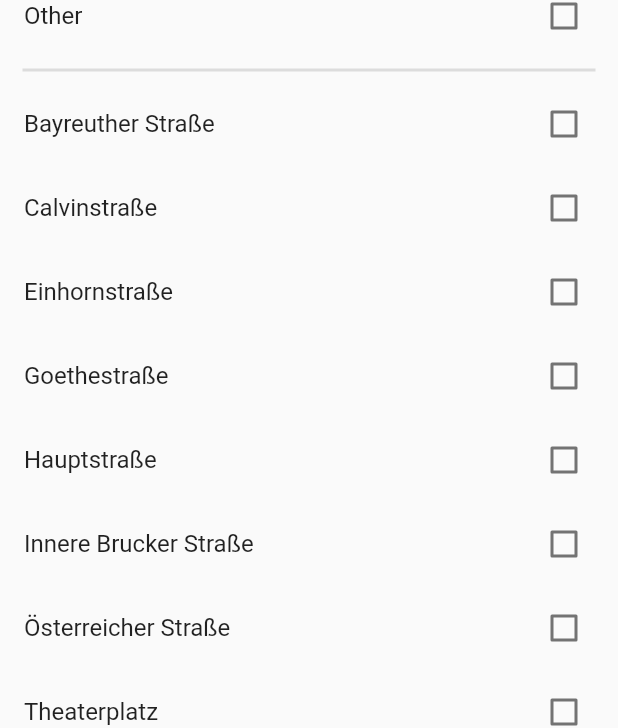
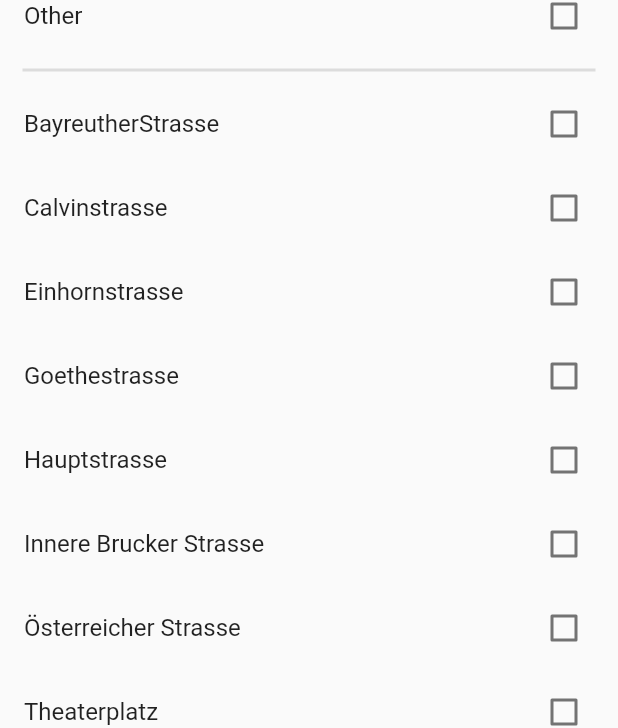
Before and after one commit to eng-stolpersteine/StolpersteineErlangen, a Flutter app: the FilterScreen widget shown alone on an empty page, opened directly, on a phone screen of 412 x 824 dp. Shown: the part 362-1090 px from the top of the screen. Run offline on Flutter 3.47's test engine with Material 2 defaults, Android fonts, the light colour scheme and no system bars; our stand-ins replace audioplayers, google_fonts, hive, hive_flutter, photo_view; accounts and stored records are empty.

Commit message:
Filter rewrite. Final

```diff
--- /dev/null
+++ b/StolpersteineErlangen/lib/Data/FilterData.dart
@@ -0,0 +1,38 @@
+List<String> deportation_filters =
+[
+  "Auschwitz",
+  "Dachau",
+  "Erlangen",
+  "Theresienstadt",
+  "Other",
+];
+
+List<String> location_filters =
+[
+  "BayreutherStrasse",
+  "Calvinstrasse",
+  "Einhornstrasse",
+  "Goethestrasse",
+  "Hauptstrasse",
+  "Innere Brucker Strasse",
+  "Österreicher Strasse",
+  "Theaterplatz",
+];
+
+List<String> family_filters =
+[
+  "Bauer",
+  "Benesi",
+  "Cohn",
+  "Dreifuss",
+  "Fleischhauer",
+  "Heyer",
+  "Katz",
+  "Rotenstein",
+  "Uhlfelder",
+  "Vissing",
+  "Wassermann",
+  "Weglein",
+  "Weinstock",
+  "Wild",
+];
--- a/StolpersteineErlangen/lib/Data/HIveBoxes.dart
+++ b/StolpersteineErlangen/lib/Data/HIveBoxes.dart
@@ -1,5 +1,3 @@
 String filterBox = "Filters";
 String settingsBox = "Settings";
 String favoritesBox = "Favorites";
-String favoriteStolperBox = "FavoriteStolpersteine";
-String favoriteHistoryBox = "FavoriteHistory";
--- /dev/null
+++ b/StolpersteineErlangen/lib/Data/StolpersteinData/StolpersteinFilterData.dart
@@ -0,0 +1,30 @@
+List<List<String>> stolperstein_filters =
+[
+  ["Other", "Theaterplatz", "Bauer"],
+  ["Other", "Hauptstrasse", "Bauer"],
+  ["Other", "Hauptstrasse", "Bauer"],
+  ["Other", "Theaterplatz", "Bauer"],
+  ["Other", "Hauptstrasse", "Benesi"],
+  ["Other", "Hauptstrasse", "Benesi"],
+  ["Other", "Hauptstrasse", "Benesi"],
+  ["Other", "Hauptstrasse", "Benesi"],
+  ["Other", "Hauptstrasse", "Benesi"],
+  ["Erlangen", "Bayreuther Strasse", "Cohn"],
+  ["Other", "Hauptstrasse", "Cohn"],
+  ["Theresienstadt", "Hauptstrasse", "Dreifuss"],
+  ["Other", "Hauptstrasse", "Fleischhauer"],
+  ["Dachau", "Österreicher Strasse", "Heyer"],
+  ["Other", "Hauptstrasse", "Katz"],
+  ["Other", "Hauptstrasse", "Rotenstein"],
+  ["Other", "Hauptstrasse", "Rotenstein"],
+  ["Other", "Hauptstrasse", "Rotenstein"],
+  ["Other", "Bayreuther Strasse", "Uhlfelder"],
+  ["Other", "Bayreuther Strasse", "Uhlfelder"],
+  ["Auschwitz", "Bayreuther Strasse", "Vissing"],
+  ["Other", "Einhornstrasse", "Wassermann"],
+  ["Theresienstadt", "Hauptstrasse", "Weglein"],
+  ["Theresienstadt", "Hauptstrasse", "Weglein"],
+  ["Other", "Calvinstrasse", "Weinstock"],
+  ["Other", "Innere Brucker Strasse", "Wild"],
+  ["Other", "Goethestrasse", "Wild"],
+];
--- a/StolpersteineErlangen/lib/Screens/FilterScreen.dart
+++ b/StolpersteineErlangen/lib/Screens/FilterScreen.dart
@@ -1,4 +1,5 @@
 
+import 'package:StolpersteineErlangen/Data/FilterData.dart';
 import 'package:StolpersteineErlangen/Providers/Providers.dart';
 import 'package:flutter/cupertino.dart';
 import 'package:flutter/material.dart';
@@ -7,14 +8,13 @@ import 'package:provider/provider.dart';
 
 class FilterScreen extends StatelessWidget
 {
-  SettingsProvider _settings = SettingsProvider();
   FilterProvider _filter = FilterProvider();
 
-  Widget tile(String title, int id)
+  Widget tile(String title)
   {
     return Selector<FilterProvider, bool>
     (
-      selector: (context, filter) => FilterProvider.filterValues[id],
+      selector: (context, filter) => FilterProvider.getFilterValue(title),
       child: Text(title, style: GoogleFonts.roboto()),
       builder: (context, value, child)
       {
@@ -22,7 +22,7 @@ class FilterScreen extends StatelessWidget
         (
             value: value,
             title: child,
-            onChanged: (value) => _filter.updateFilter(id),
+            onChanged: (value) => _filter.updateFilter(title),
         );
       },
     );
@@ -45,43 +45,22 @@ class FilterScreen extends StatelessWidget
       value: _filter,
       builder: (context, child)
       {
-        return ListView
-        (
-          children:
-          [
-            tile("Auschwitz", 0),
-            tile("Dachau", 1),
-            tile("Erlangen", 2),
-            tile("Theresienstadt", 3),
-            tile(_settings.english ? "Other" : "Anderes", 4),
+        List<Widget> children = List<Widget>();
 
-            div(),
-            tile("Bayreuther Straße", 5),
-            tile("Calvinstraße", 6),
-            tile("Einhornstraße", 7),
-            tile("Goethestraße", 8),
-            tile("Hauptstraße", 9),
-            tile("Innere Brucker Straße", 10),
-            tile("Österreicher Straße", 11),
-            tile("Theaterplatz", 12),
+        for(String filter in deportation_filters)
+          children.add(tile(filter));
 
-            div(),
-            tile("Bauer", 13),
-            tile("Benesi", 14),
-            tile("Cohn", 15),
-            tile("Dreifuss", 16),
-            tile("Fleischhauer", 17),
-            tile("Heyer", 18),
-            tile("Katz", 19),
-            tile("Rotenstein", 20),
-            tile("Uhlfelder", 21),
-            tile("Vissing", 22),
-            tile("Wassermann", 23),
-            tile("Weglein", 24),
-            tile("Weinstock", 25),
-            tile("Wild", 26),
-          ],
-        );
+        children.add(div());
+
+        for(String filter in location_filters)
+          children.add(tile(filter));
+
+        children.add(div());
+
+        for(String filter in family_filters)
+          children.add(tile(filter));
+
+        return ListView(children: children);
       },
     );
   }
--- a/StolpersteineErlangen/lib/Screens/GalleryScreen.dart
+++ b/StolpersteineErlangen/lib/Screens/GalleryScreen.dart
@@ -49,7 +49,8 @@ class GalleryScreenState extends State<GalleryScreen>
       ),
       body: Center
       (
-          child: Stack
+          child: images.isEmpty ? Text(english ? "No Images Available" : "Keine Bilder Verfügbar", style: GoogleFonts.roboto(color: Colors.white, fontSize: 16))
+          : Stack
           (
             children:
             [
--- a/StolpersteineErlangen/lib/main.dart
+++ b/StolpersteineErlangen/lib/main.dart
@@ -17,8 +17,6 @@ void main() async
   await Hive.openBox(settingsBox);
   await Hive.openBox(filterBox);
   await Hive.openBox(favoritesBox);
-  await Hive.openBox(favoriteStolperBox);
-  await Hive.openBox(favoriteHistoryBox);
   SystemChrome.setPreferredOrientations([DeviceOrientation.portraitUp, DeviceOrientation.portraitDown]).then((_) => runApp(StolpersteinApp()));
 }
 
```
Also changed, not shown: StolpersteineErlangen/lib/Data/SettingsData/Impress.dart (+2 -2 lines), StolpersteineErlangen/lib/Providers/Providers.dart (+17 -5 lines), StolpersteineErlangen/lib/Screens/MainScreen.dart (+20 -142 lines), StolpersteineErlangen/lib/Screens/Stolperstein/StolpersteinScreen.dart (+20 -2 lines).
